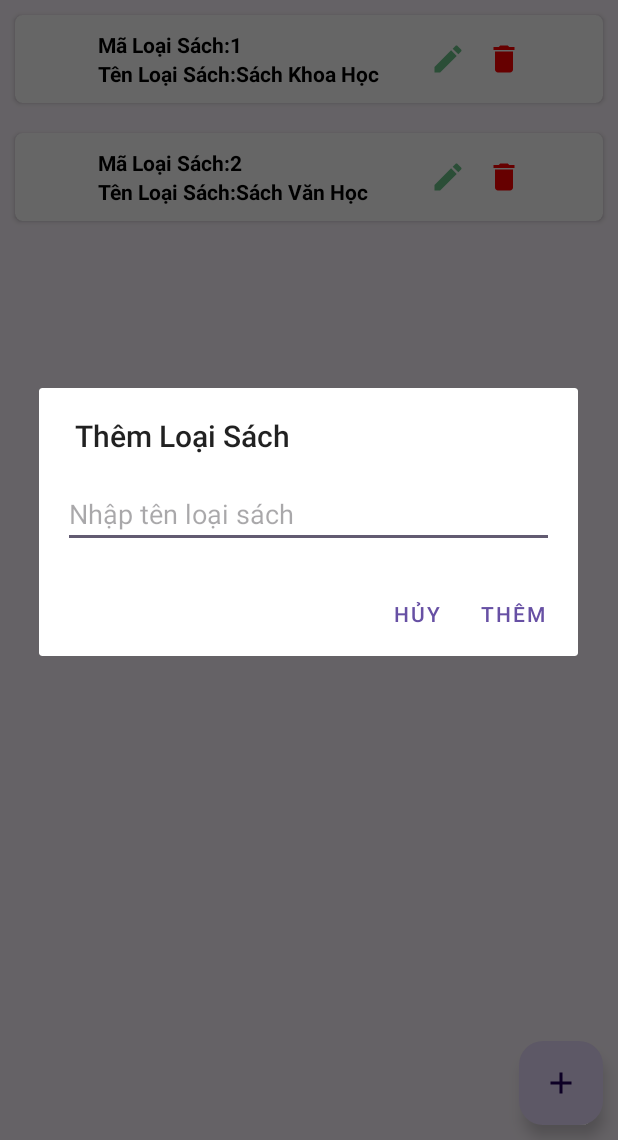
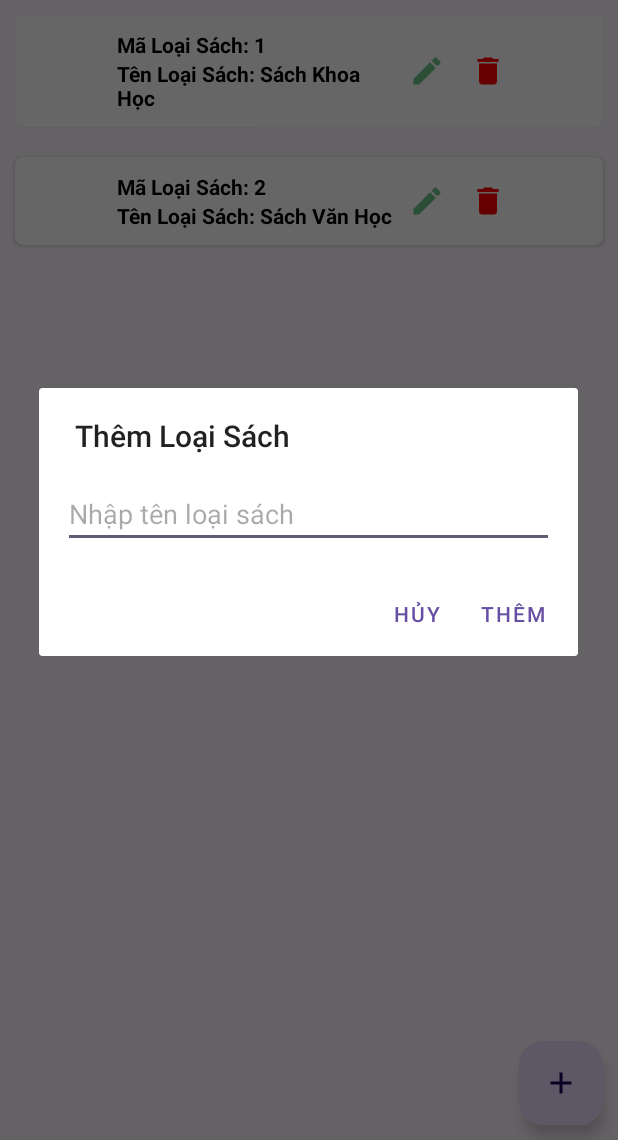
Before and after one commit to ducbi38/Assigment_Adr2, an Android app: the fragment LoaiSachFragment placed in its activity, after a tap on an icon or button, on a phone screen of 412 x 824 dp, the part 96-1236 px from its top. Run offline under Robolectric (Android 15) with nearby library versions, the light colour scheme and no system bars; 1 statement that could not run was skipped.

Commit message:
commit lan 3

```diff
--- a/app/src/main/java/com/example/assigment_adr2/DAO/LoaiSachDao.java
+++ b/app/src/main/java/com/example/assigment_adr2/DAO/LoaiSachDao.java
@@ -27,9 +27,10 @@ public class LoaiSachDao {
 
     public int update(LoaiSach loaiSach) {
         ContentValues values = new ContentValues();
-        values.put("TenSach", loaiSach.getTenSach());
-        return db.update("loaisach", values, "MaLoai=?", new String[]{loaiSach.getMaLoai()});
+        values.put("tenLoai", loaiSach.getTenSach());
+        return db.update("LoaiSach", values, "maLoai = ?", new String[]{loaiSach.getMaLoai()});
     }
+
 
     public int delete(String maLoai) {
         return db.delete("loaisach", "MaLoai=?", new String[]{maLoai});
--- a/app/src/main/java/com/example/assigment_adr2/Fragment/LoaiSachFragment.java
+++ b/app/src/main/java/com/example/assigment_adr2/Fragment/LoaiSachFragment.java
@@ -29,7 +29,6 @@ public class LoaiSachFragment extends Fragment {
     List<LoaiSach> listloaisach;
     LoaiSachAdapter loaiSachAdapter;
     public LoaiSachFragment() {
-        // Required empty public constructor
     }
 
 
@@ -68,7 +67,7 @@ public class LoaiSachFragment extends Fragment {
         View dialogView = LayoutInflater.from(getContext()).inflate(R.layout.dialog_edit_ma_loai, null);
         builder.setView(dialogView);
 
-        EditText etTenLoai = dialogView.findViewById(R.id.etMaLoai);
+        EditText etTenLoai = dialogView.findViewById(R.id.etEditLoaiSach);
 
 
         builder.setPositiveButton("Thêm", (dialog, which) -> {
--- a/app/src/main/res/layout/item_category.xml
+++ b/app/src/main/res/layout/item_category.xml
@@ -42,11 +42,14 @@
         <!-- Nút chỉnh sửa -->
         <ImageView
             android:id="@+id/img_edit"
-            android:layout_width="0dp"
+            android:layout_width="wrap_content"
             android:layout_height="wrap_content"
-            android:layout_weight="1"
             android:src="@drawable/baseline_edit_24"
-            android:padding="4dp" />
+            android:contentDescription="Sửa loại sách"
+            android:padding="4dp"
+            android:layout_marginEnd="8dp"
+            android:background="?attr/selectableItemBackground" />
+
 
         <!-- Nút xóa -->
         <ImageView
```
Also changed, not shown: app/src/main/java/com/example/assigment_adr2/Adapter/LoaiSachAdapter.java (+69 -39 lines).
